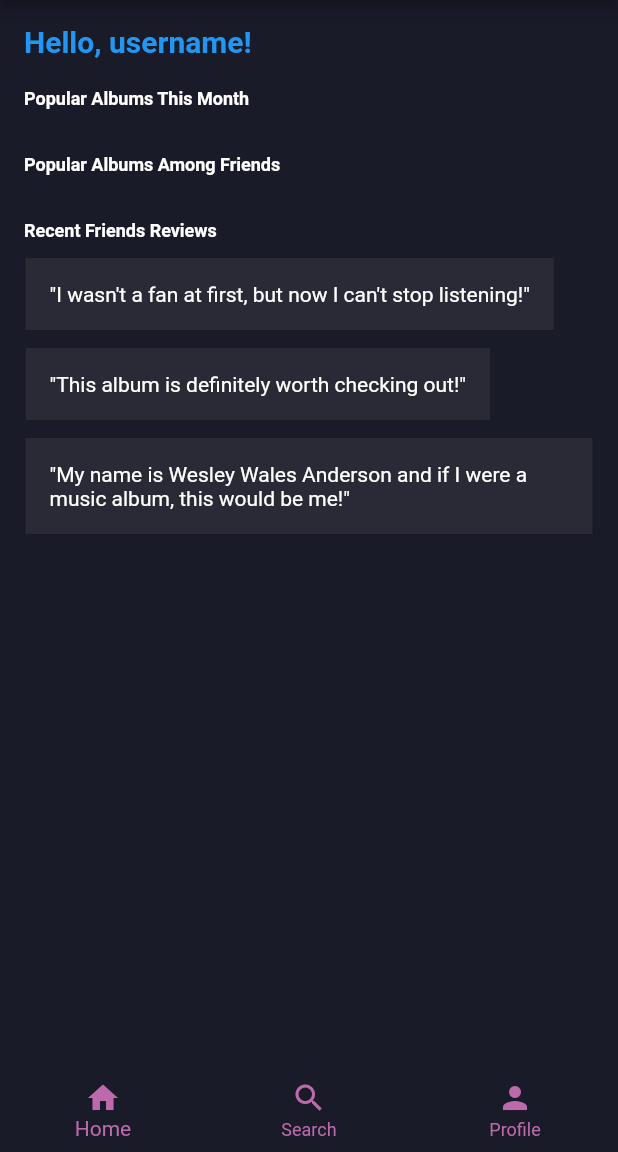
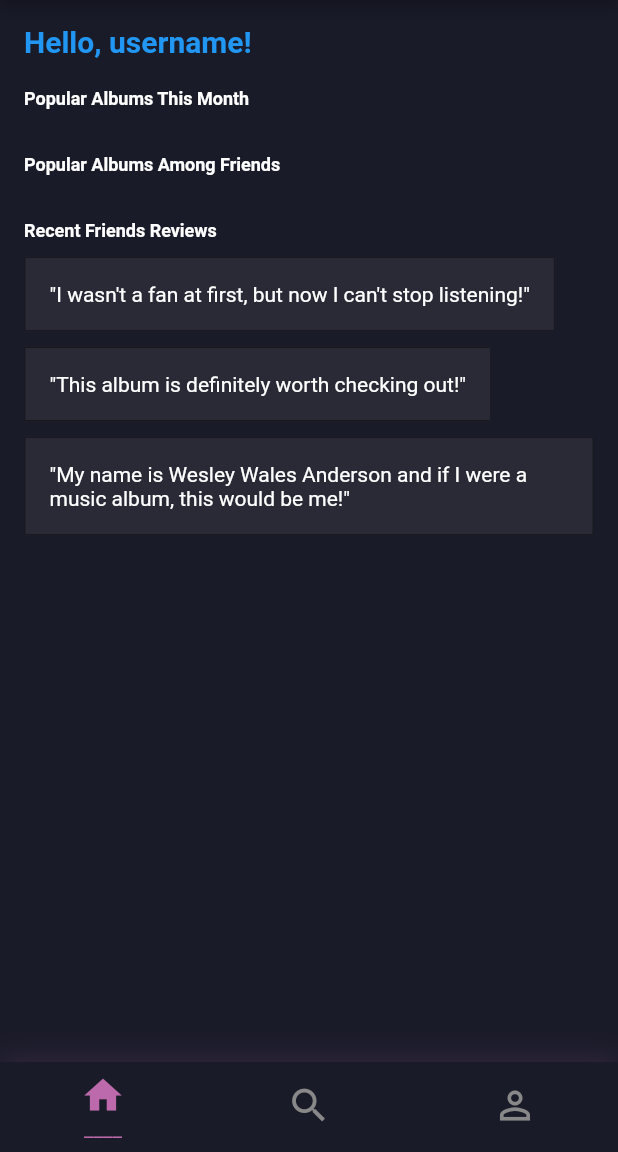
Before and after one commit to TrillAppTeam/trill, a Flutter app: the MainPage screen opened by its route, on a phone screen of 412 x 824 dp, the part 84-1236 px from its top. Run offline on Flutter 3.47's test engine with Material 2 defaults, Android fonts, the phone set to English and light mode, and no system bars.

Commit message:
bottom nav bar styling

```diff
--- a/mobile/lib/mainpage.dart
+++ b/mobile/lib/mainpage.dart
@@ -26,10 +26,22 @@ class _MainPageState extends State<MainPage> {
         index: currentIndex,
         children: screens,
       ),
-      bottomNavigationBar: BottomNavigationBar(
+      bottomNavigationBar: Container(
+        decoration: BoxDecoration(
+          boxShadow: [
+            BoxShadow(
+              color: Color(0xFFBC6AAB).withOpacity(.2),
+              blurRadius: 15,
+            ),
+          ],
+        ),
+        child: BottomNavigationBar(
           backgroundColor: Color(0xFF1A1B29),
           selectedItemColor: Color(0xFFBC6AAB),
-        unselectedItemColor: Color(0xFFBC6AAB),
+          unselectedItemColor: Color(0xFF888888),
+          showUnselectedLabels: false,
+          iconSize: 30,
+          elevation: 10,
           currentIndex: currentIndex,
           onTap: (index) {
             setState(() {
@@ -38,18 +50,22 @@ class _MainPageState extends State<MainPage> {
           },
           items: [
             BottomNavigationBarItem(
-            icon: Icon(Icons.home),
-            label: 'Home',
+              icon: Icon(Icons.home_outlined),
+              activeIcon: Icon(Icons.home),
+              label: '____',
             ),
             BottomNavigationBarItem(
-            icon: Icon(Icons.search),
-            label: 'Search',
+              icon: Icon(Icons.search_outlined),
+              activeIcon: Icon(Icons.search),
+              label: '____',
             ),
             BottomNavigationBarItem(
-            icon: Icon(Icons.person),
-            label: 'Profile',
+              icon: Icon(Icons.person_outline_outlined),
+              activeIcon: Icon(Icons.person),
+              label: '____',
             ),
           ],
+        ),
       ),
     );
   }
```
Lines whose indentation alone changed are shown as unchanged.
